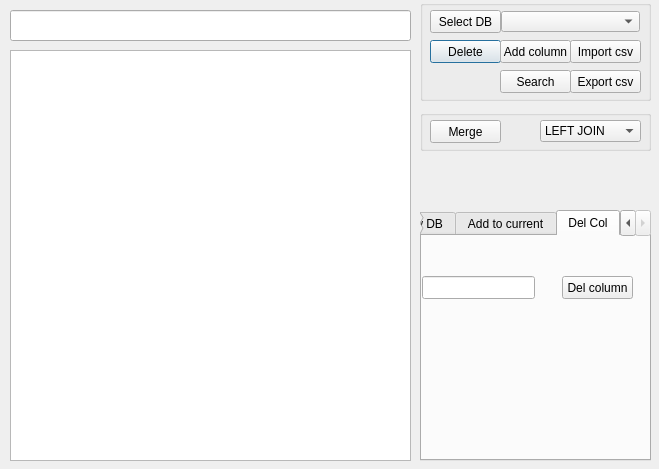
Before: the Qt Designer form UI.ui in Technic47/Home_work_Python_8, drawn with Qt 5.
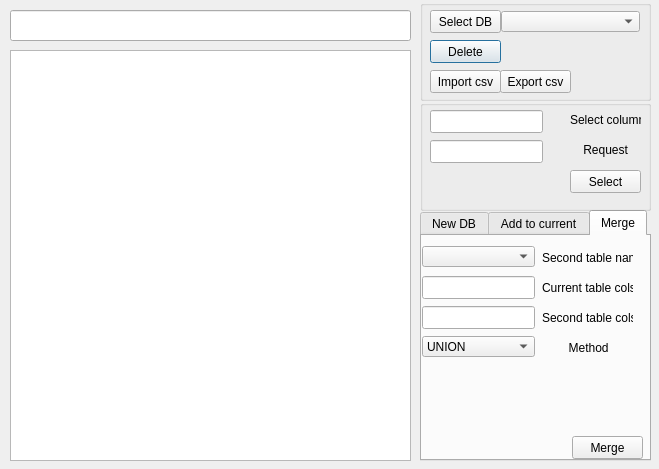
After: the same form once the commit is applied. The open tabs and pages were chosen to show the change.

Commit message: 'select' работае с параметром *

Diff of the .ui file:
```diff
--- a/UI.ui
+++ b/UI.ui
@@ -41,8 +41,8 @@
    <widget class="QPushButton" name="btn_import_csv">
     <property name="geometry">
      <rect>
-      <x>150</x>
-      <y>40</y>
+      <x>10</x>
+      <y>70</y>
       <width>71</width>
       <height>23</height>
      </rect>
@@ -51,19 +51,6 @@
      <string>Import csv</string>
     </property>
    </widget>
-   <widget class="QPushButton" name="add_col">
-    <property name="geometry">
-     <rect>
-      <x>80</x>
-      <y>40</y>
-      <width>71</width>
-      <height>23</height>
-     </rect>
-    </property>
-    <property name="text">
-     <string>Add column</string>
-    </property>
-   </widget>
    <widget class="QPushButton" name="select_db">
     <property name="geometry">
      <rect>
@@ -93,7 +80,7 @@
    <widget class="QPushButton" name="btn_export_csv">
     <property name="geometry">
      <rect>
-      <x>150</x>
+      <x>80</x>
       <y>70</y>
       <width>71</width>
       <height>23</height>
@@ -103,19 +90,6 @@
      <string>Export csv</string>
     </property>
    </widget>
-   <widget class="QPushButton" name="btn_search">
-    <property name="geometry">
-     <rect>
-      <x>80</x>
-      <y>70</y>
-      <width>71</width>
-      <height>23</height>
-     </rect>
-    </property>
-    <property name="text">
-     <string>Search</string>
-    </property>
-   </widget>
   </widget>
   <widget class="QLineEdit" name="input">
    <property name="geometry">
@@ -143,80 +117,6 @@
     <number>0</number>
    </property>
   </widget>
-  <widget class="QGroupBox" name="groupBox_2">
-   <property name="geometry">
-    <rect>
-     <x>420</x>
-     <y>110</y>
-     <width>231</width>
-     <height>41</height>
-    </rect>
-   </property>
-   <property name="title">
-    <string/>
-   </property>
-   <widget class="QPushButton" name="btn_merge">
-    <property name="geometry">
-     <rect>
-      <x>10</x>
-      <y>10</y>
-      <width>71</width>
-      <height>23</height>
-     </rect>
-    </property>
-    <property name="text">
-     <string>Merge</string>
-    </property>
-   </widget>
-   <widget class="QComboBox" name="merge_select">
-    <property name="geometry">
-     <rect>
-      <x>120</x>
-      <y>10</y>
-      <width>101</width>
-      <height>22</height>
-     </rect>
-    </property>
-    <property name="editable">
-     <bool>false</bool>
-    </property>
-    <item>
-     <property name="text">
-      <string>LEFT JOIN</string>
-     </property>
-    </item>
-    <item>
-     <property name="text">
-      <string>LEFT NULL</string>
-     </property>
-    </item>
-    <item>
-     <property name="text">
-      <string>RIGHT JOIN</string>
-     </property>
-    </item>
-    <item>
-     <property name="text">
-      <string>RIGHT NUL</string>
-     </property>
-    </item>
-    <item>
-     <property name="text">
-      <string>INNER JOIN</string>
-     </property>
-    </item>
-    <item>
-     <property name="text">
-      <string>FULL JOIN</string>
-     </property>
-    </item>
-    <item>
-     <property name="text">
-      <string>FULL NULL</string>
-     </property>
-    </item>
-   </widget>
-  </widget>
   <widget class="QTabWidget" name="tabWidget">
    <property name="geometry">
     <rect>
@@ -493,31 +393,237 @@
    </widget>
    <widget class="QWidget" name="tab">
     <attribute name="title">
-     <string>Del Col</string>
+     <string>Merge</string>
     </attribute>
-    <widget class="QLineEdit" name="del_name">
+    <widget class="QPushButton" name="btn_merge">
      <property name="geometry">
       <rect>
+       <x>150</x>
+       <y>200</y>
+       <width>71</width>
+       <height>23</height>
+      </rect>
+     </property>
+     <property name="text">
+      <string>Merge</string>
+     </property>
+    </widget>
+    <widget class="QComboBox" name="merge_method">
+     <property name="geometry">
+      <rect>
        <x>0</x>
+       <y>100</y>
+       <width>113</width>
+       <height>21</height>
+      </rect>
+     </property>
+     <property name="editable">
+      <bool>false</bool>
+     </property>
+     <item>
+      <property name="text">
+       <string>UNION</string>
+      </property>
+     </item>
+     <item>
+      <property name="text">
+       <string>LEFT JOIN</string>
+      </property>
+     </item>
+     <item>
+      <property name="text">
+       <string>LEFT NULL</string>
+      </property>
+     </item>
+     <item>
+      <property name="text">
+       <string>RIGHT JOIN</string>
+      </property>
+     </item>
+     <item>
+      <property name="text">
+       <string>RIGHT NUL</string>
+      </property>
+     </item>
+     <item>
+      <property name="text">
+       <string>INNER JOIN</string>
+      </property>
+     </item>
+     <item>
+      <property name="text">
+       <string>FULL JOIN</string>
+      </property>
+     </item>
+     <item>
+      <property name="text">
+       <string>FULL NULL</string>
+      </property>
+     </item>
+    </widget>
+    <widget class="QComboBox" name="db_list_2">
+     <property name="geometry">
+      <rect>
+       <x>0</x>
+       <y>10</y>
+       <width>113</width>
+       <height>21</height>
+      </rect>
+     </property>
+     <property name="editable">
+      <bool>false</bool>
+     </property>
+    </widget>
+    <widget class="QLabel" name="label_3">
+     <property name="geometry">
+      <rect>
+       <x>130</x>
+       <y>100</y>
+       <width>71</width>
+       <height>23</height>
+      </rect>
+     </property>
+     <property name="text">
+      <string>     Method</string>
+     </property>
+    </widget>
+    <widget class="QLabel" name="label_4">
+     <property name="geometry">
+      <rect>
+       <x>120</x>
+       <y>10</y>
+       <width>91</width>
+       <height>23</height>
+      </rect>
+     </property>
+     <property name="text">
+      <string>Second table name</string>
+     </property>
+    </widget>
+    <widget class="QLineEdit" name="current_cols">
+     <property name="geometry">
+      <rect>
+       <x>0</x>
        <y>40</y>
        <width>113</width>
        <height>23</height>
       </rect>
      </property>
     </widget>
-    <widget class="QPushButton" name="btn_delete_2">
+    <widget class="QLineEdit" name="second_cols">
      <property name="geometry">
       <rect>
-       <x>140</x>
+       <x>0</x>
+       <y>70</y>
+       <width>113</width>
+       <height>23</height>
+      </rect>
+     </property>
+    </widget>
+    <widget class="QLabel" name="label_5">
+     <property name="geometry">
+      <rect>
+       <x>120</x>
        <y>40</y>
-       <width>71</width>
+       <width>91</width>
        <height>23</height>
       </rect>
      </property>
      <property name="text">
-      <string>Del column</string>
+      <string>Current table cols</string>
      </property>
     </widget>
+    <widget class="QLabel" name="label_6">
+     <property name="geometry">
+      <rect>
+       <x>120</x>
+       <y>70</y>
+       <width>91</width>
+       <height>23</height>
+      </rect>
+     </property>
+     <property name="text">
+      <string>Second table cols</string>
+     </property>
+    </widget>
+   </widget>
+  </widget>
+  <widget class="QGroupBox" name="groupBox_2">
+   <property name="geometry">
+    <rect>
+     <x>420</x>
+     <y>100</y>
+     <width>231</width>
+     <height>111</height>
+    </rect>
+   </property>
+   <property name="title">
+    <string/>
+   </property>
+   <widget class="QPushButton" name="btn_select">
+    <property name="geometry">
+     <rect>
+      <x>150</x>
+      <y>70</y>
+      <width>71</width>
+      <height>23</height>
+     </rect>
+    </property>
+    <property name="text">
+     <string>Select</string>
+    </property>
+   </widget>
+   <widget class="QLineEdit" name="select_column">
+    <property name="geometry">
+     <rect>
+      <x>10</x>
+      <y>10</y>
+      <width>113</width>
+      <height>23</height>
+     </rect>
+    </property>
+    <property name="text">
+     <string/>
+    </property>
+   </widget>
+   <widget class="QLineEdit" name="select_request">
+    <property name="geometry">
+     <rect>
+      <x>10</x>
+      <y>40</y>
+      <width>113</width>
+      <height>23</height>
+     </rect>
+    </property>
+    <property name="text">
+     <string/>
+    </property>
+   </widget>
+   <widget class="QLabel" name="label_7">
+    <property name="geometry">
+     <rect>
+      <x>150</x>
+      <y>10</y>
+      <width>71</width>
+      <height>20</height>
+     </rect>
+    </property>
+    <property name="text">
+     <string>Select column</string>
+    </property>
+   </widget>
+   <widget class="QLabel" name="label_8">
+    <property name="geometry">
+     <rect>
+      <x>150</x>
+      <y>40</y>
+      <width>71</width>
+      <height>20</height>
+     </rect>
+    </property>
+    <property name="text">
+     <string>    Request</string>
+    </property>
    </widget>
   </widget>
  </widget>
```
Left out of the diff: 16 changed lines with no effect on the pictures. The commit also changes 4 other files.
